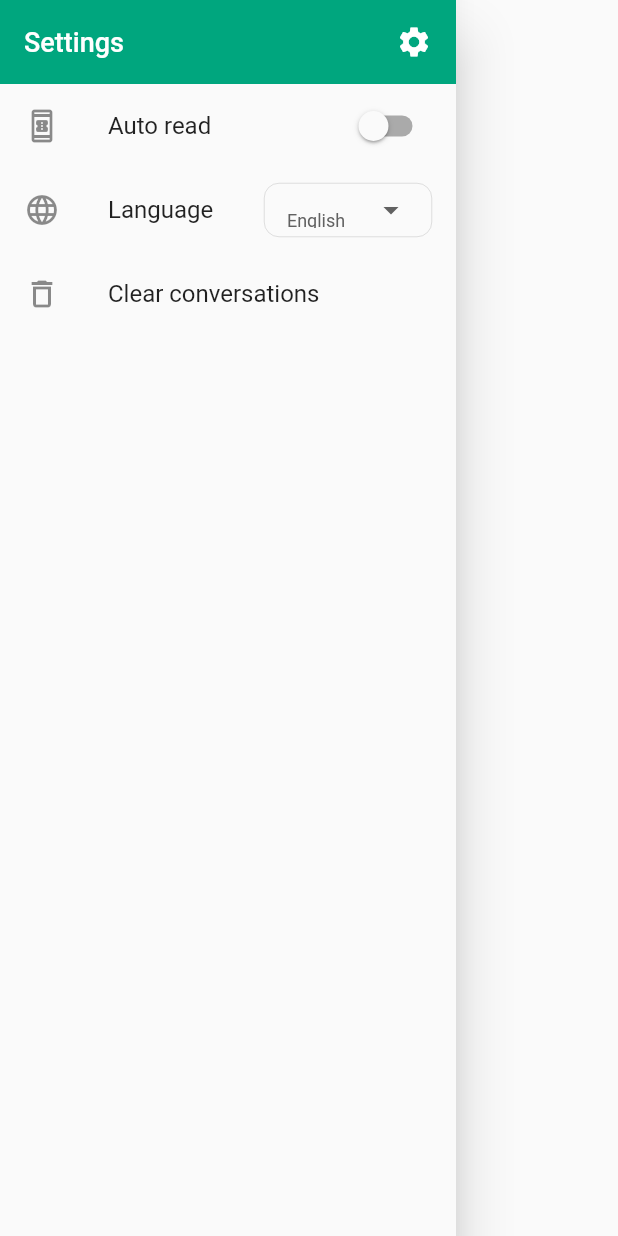
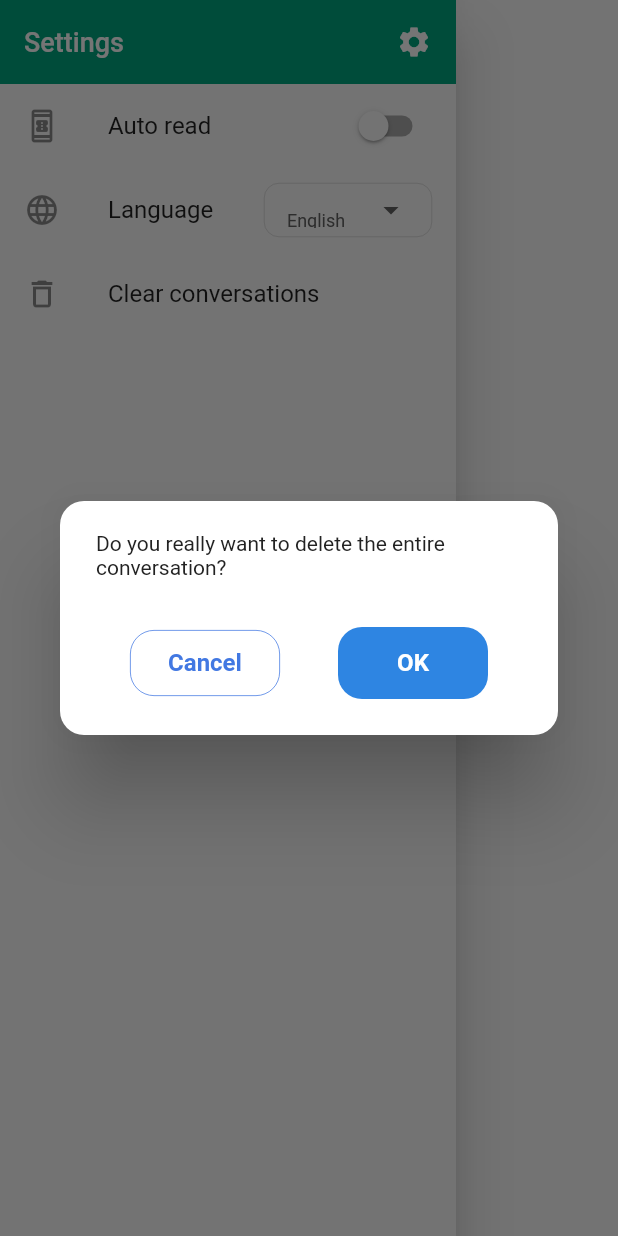
Before and after one commit to leminhduc106/ChatGPT_App---HCMUS, a Flutter app: the CustomDrawer widget shown alone on an empty page, opened directly, after a tap on "Clear conversations", on a phone screen of 412 x 824 dp. Run offline on Flutter 3.47's test engine with Material 2 defaults, Android fonts, the phone set to English and light mode, and no system bars; our stand-ins replace avatar_glow, bloc, equatable, flutter_bloc, flutter_tts, speech_to_text.

Commit message:
Fix: fix not clear conversation

```diff
--- a/chatgpt_app/lib/cubit/chat/chat_cubit.dart
+++ b/chatgpt_app/lib/cubit/chat/chat_cubit.dart
@@ -11,4 +11,8 @@ class ChatCubit extends Cubit<ChatState> {
   void addMessage(ChatMessage message) {
     emit(ChatState(messages: [...state.messages, message]));
   }
+
+  void removeAllMessages() {
+    emit(ChatState(messages: []));
+  }
 }
--- a/chatgpt_app/lib/widgets/chat_message.dart
+++ b/chatgpt_app/lib/widgets/chat_message.dart
@@ -55,7 +55,7 @@ class ChatMessageWidget extends StatelessWidget {
                         ? Container()
                         : GestureDetector(
                             onTap: () {
-                              TextToSpeech.speak(text, state.currentLanguage!);
+                              TextToSpeech.speak(text, state.currentLanguage);
                             },
                             child: Container(
                               margin: const EdgeInsets.only(left: 16),
--- a/chatgpt_app/lib/widgets/custom_drawer.dart
+++ b/chatgpt_app/lib/widgets/custom_drawer.dart
@@ -1,5 +1,7 @@
+import 'package:chatgpt_app/cubit/chat/chat_cubit.dart';
 import 'package:chatgpt_app/cubit/setting/setting_cubit.dart';
 import 'package:chatgpt_app/service/constant.dart';
+import 'package:chatgpt_app/widgets/custom_accept_dialog.dart';
 import 'package:flutter/material.dart';
 import 'package:flutter_bloc/flutter_bloc.dart';
 
@@ -17,6 +19,8 @@ class CustomDrawer extends StatelessWidget {
         )
         .toList();
     return BlocBuilder<SettingCubit, SettingState>(
+      builder: (context, settingState) {
+        return BlocBuilder<ChatCubit, ChatState>(
           builder: (context, state) {
             return Drawer(
               child: ListView(
@@ -48,7 +52,7 @@ class CustomDrawer extends StatelessWidget {
                     leading: const Icon(Icons.book_online_outlined),
                     title: const Text('Auto read'),
                     trailing: Switch(
-                  value: state.isAutoRead,
+                      value: settingState.isAutoRead,
                       onChanged: (value) {
                         context.read<SettingCubit>().toggleAutoRead();
                       },
@@ -59,26 +63,27 @@ class CustomDrawer extends StatelessWidget {
                       title: const Text('Language'),
                       trailing: Container(
                         margin: const EdgeInsets.only(bottom: 10, top: 10),
-                    height: 62,
                         child: Column(
                           crossAxisAlignment: CrossAxisAlignment.start,
+                          mainAxisSize: MainAxisSize.min,
                           children: [
                             Container(
-                          padding: const EdgeInsets.symmetric(horizontal: 15.0),
+                              padding:
+                                  const EdgeInsets.symmetric(horizontal: 15.0),
                               width: 112,
                               height: 36,
                               decoration: BoxDecoration(
-                            border:
-                                Border.all(color: Colors.black26, width: 0.3),
+                                border: Border.all(
+                                    color: Colors.black26, width: 0.3),
                                 borderRadius: BorderRadius.circular(10),
                               ),
                               child: DropdownButtonFormField<String>(
                                 elevation: 8,
                                 style: TextStyle(
                                     fontSize: 12, color: Colors.grey[700]),
-                            decoration:
-                                const InputDecoration(border: InputBorder.none),
-                            value: state.currentLanguage,
+                                decoration: const InputDecoration(
+                                    border: InputBorder.none),
+                                value: settingState.currentLanguage,
                                 isExpanded: true,
                                 items: listItems,
                                 onChanged: (String? value) {
@@ -94,12 +99,33 @@ class CustomDrawer extends StatelessWidget {
                   ListTile(
                     leading: const Icon(Icons.delete_outline),
                     title: const Text('Clear conversations'),
-                onTap: () {},
+                    onTap: () {
+                      showDialog(
+                          barrierDismissible: true,
+                          context: context,
+                          builder: (_) {
+                            return CustomAcceptDialog(
+                                content:
+                                    "Do you really want to delete the entire conversation?",
+                                context: context,
+                                acceptFuction: () {
+                                  context.read<ChatCubit>().removeAllMessages();
+                                  Navigator.pop(context);
+                                  ScaffoldMessenger.of(context).showSnackBar(
+                                    const SnackBar(
+                                      content: Text('Conversation cleared.'),
+                                    ),
+                                  );
+                                });
+                          });
+                    },
                   ),
                 ],
               ),
             );
           },
         );
+      },
+    );
   }
 }
```
Also changed, not shown: chatgpt_app/lib/screens/speech_screen.dart (+9 -8 lines), 2 other files. Lines whose indentation alone changed are shown as unchanged.
